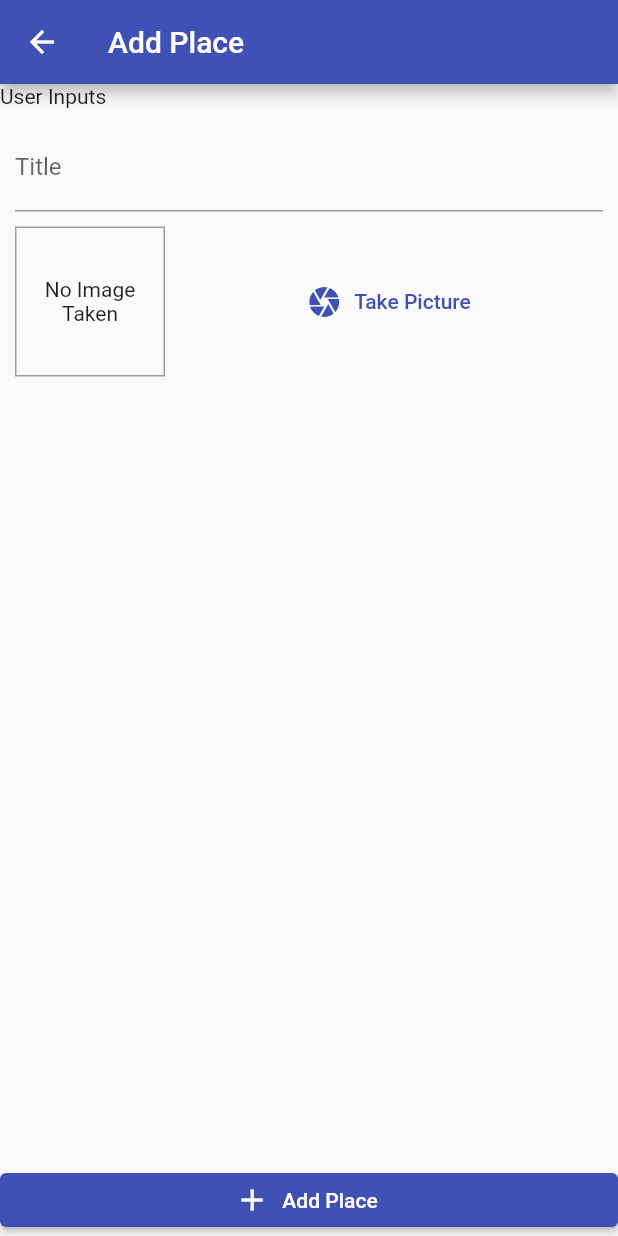
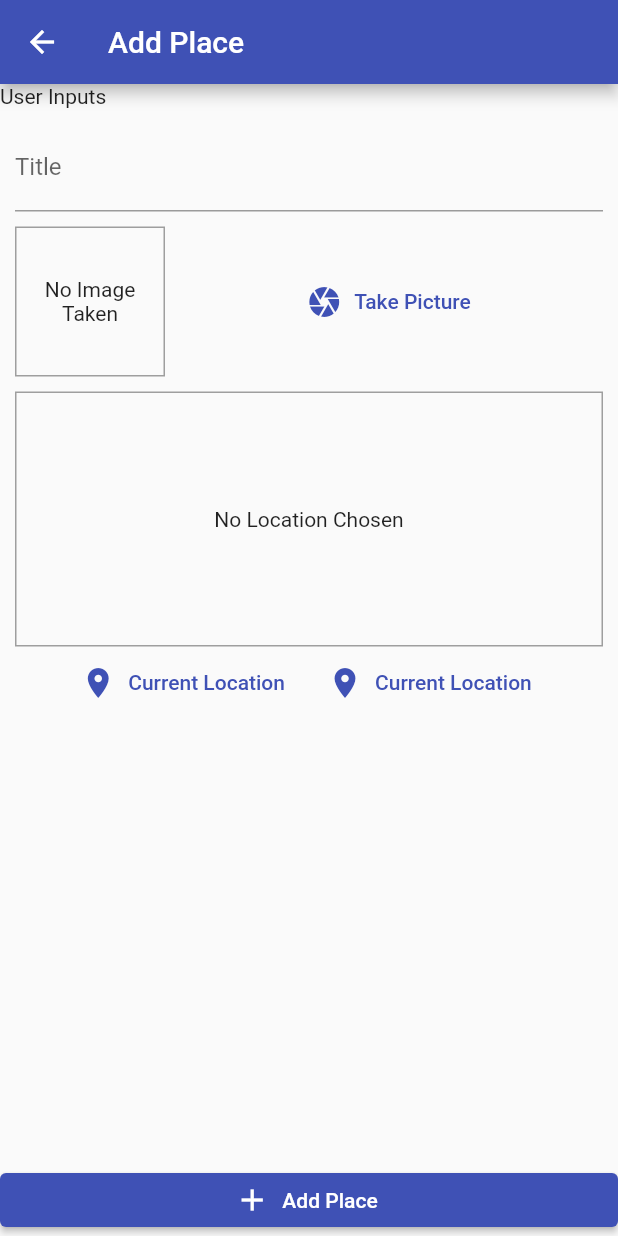
Before and after one commit to indrajithvgp/flutter_native_fetaures, a Flutter app: the screen it shows after launch, after a tap on the "add" icon, on a phone screen of 412 x 824 dp. Run offline on Flutter 3.47's test engine with Material 2 defaults, Android fonts, the phone set to English and light mode, and no system bars; our stand-ins replace image_picker, location, sqflite; missing offline and left inert: dart:html; accounts and stored records are empty.

Commit message:
native features

```diff
--- /dev/null
+++ b/lib/helpers/db_helper.dart
@@ -0,0 +1,28 @@
+import 'package:sqflite/sqflite.dart' as sql;
+import 'package:path/path.dart' as path;
+
+class DBHelper {
+  static Future<sql.Database> database() async {
+    final dbPath = await sql.getDatabasesPath();
+    final sqlDb = await sql.openDatabase(path.join(dbPath, 'places.db'),
+        onCreate: (db, int version) {
+      return db.execute(
+          'CREATE TABLE user_places (id TEXT PRIMARY KEY, title TEXT, image TEXT, loc_lat REAL, loc_lng REAL, address TEXT, description TEXT)');
+    }, version: 1);
+    return sqlDb;
+  }
+
+  static Future<void> insert(String table, Map<String, dynamic> data) async {
+    final db = await DBHelper.database();
+    await db.insert(
+      table,
+      data,
+      conflictAlgorithm: sql.ConflictAlgorithm.replace,
+    );
+  }
+
+  static Future<List<Map<String, dynamic>>> getData(String table)async{
+    final db = await DBHelper.database();
+    return db.query(table);
+  }
+}
--- a/lib/providers/great_places.dart
+++ b/lib/providers/great_places.dart
@@ -1,6 +1,7 @@
 import 'dart:html';
 
 import 'package:flutter/foundation.dart';
+import 'package:flutter_complete_guide/helpers/db_helper.dart';
 
 import '../models/place.dart';
 
@@ -21,5 +22,24 @@ class GreatPlaces with ChangeNotifier {
 
     _items.add(newPlace);
     notifyListeners();
+
+    DBHelper.insert('user_places', {
+      'id': newPlace.id,
+      'title': newPlace.title,
+      'image': newPlace.image.path,
+    });
+  }
+
+  Future<void> fetchAndSetPlaces() async {
+    final dataList = await DBHelper.getData('user_places');
+    _items = dataList.map((item) {
+      return Place(
+        id: item['id'],
+        title: item['title'],
+        image: File(item['image']),
+        location: null,
+      );
+    }).toList();
+    notifyListeners();
   }
 }
--- a/lib/screens/add_place_screen.dart
+++ b/lib/screens/add_place_screen.dart
@@ -3,6 +3,7 @@ import 'dart:io';
 import 'package:flutter/material.dart';
 import 'package:flutter_complete_guide/providers/great_places.dart';
 import 'package:flutter_complete_guide/widgets/image_input.dart';
+import 'package:flutter_complete_guide/widgets/place_input.dart';
 import 'package:provider/provider.dart';
 
 class AddPlaceScreen extends StatefulWidget {
@@ -50,7 +51,9 @@ class _AddPlaceScreenState extends State<AddPlaceScreen> {
                     decoration: InputDecoration(labelText: 'Title'),
                     controller: _textController),
                 SizedBox(height: 10.0),
-                ImageInput(onSelectImage)
+                ImageInput(onSelectImage),
+                 SizedBox(height: 10.0),
+                LocationInput(),
               ],
             ),
           ))),
--- a/lib/screens/places_list_screen.dart
+++ b/lib/screens/places_list_screen.dart
@@ -18,23 +18,28 @@ class PlacesListScreen extends StatelessWidget {
             ),
           ],
         ),
-        body: Consumer<GreatPlaces>(
+        body: FutureBuilder(
+            future: Provider.of<GreatPlaces>(context, listen: false)
+                .fetchAndSetPlaces(),
+            builder: (ctx, snapshot) =>
+                snapshot.connectionState == ConnectionState.waiting
+                    ? Center(child: CircularProgressIndicator())
+                    : Consumer<GreatPlaces>(
                         child: Center(
                           child: Text("Got No Places Yet. Please Add"),
                         ),
-            builder: (ctx, greatPlaces, ch) => ListView.builder(itemBuilder: (ctx, i) {
+                        builder: (ctx, greatPlaces, ch) => ListView.builder(
+                            itemBuilder: (ctx, i) {
                               return ListTile(
                                 leading: CircleAvatar(
-                      backgroundImage: FileImage(greatPlaces.items[i].image),
+                                  backgroundImage:
+                                      FileImage(greatPlaces.items[i].image),
                                 ),
                                 title: Text(greatPlaces.items[i].title),
                                 // subtitle: Text(greatPlaces.items[i].location.address),
                                 // onTap: () {},
                               );
-                }, itemCount: greatPlaces.items.length)));
-    ;
+                            },
+                            itemCount: greatPlaces.items.length))));
   }
 }
-
-// Center(
-//         child: CircularProgressIndicator(),
--- a/lib/widgets/image_input.dart
+++ b/lib/widgets/image_input.dart
@@ -18,6 +18,9 @@ class _ImageInputState extends State<ImageInput> {
     final ImagePicker picker = ImagePicker();
     final XFile imageFile =
         await picker.pickImage(source: ImageSource.camera, maxWidth: 600);
+        if(imageFile == null) {
+          return;
+        }
     setState(() {
       _storedFile = File(imageFile.path);
     });
--- /dev/null
+++ b/lib/widgets/place_input.dart
@@ -0,0 +1,73 @@
+import 'package:flutter/material.dart';
+import 'package:location/location.dart';
+
+class LocationInput extends StatefulWidget {
+  @override
+  _LocationInputState createState() => _LocationInputState();
+}
+
+class _LocationInputState extends State<LocationInput> {
+  String _previewImageUrl;
+
+  Future<void> _getCurrentUserLocation() async {
+    final loction = await Location().getLocation();
+  }
+
+  @override
+  Widget build(BuildContext context) {
+    return Column(
+      children: [
+        Container(
+          alignment: Alignment.center,
+          height: 170,
+          width: double.infinity,
+          decoration:
+              BoxDecoration(border: Border.all(width: 1, color: Colors.grey)),
+          child: _previewImageUrl == null
+              ? Text(
+                  'No Location Chosen',
+                  textAlign: TextAlign.center,
+                )
+              : Image.network(
+                  _previewImageUrl,
+                  fit: BoxFit.cover,
+                ),
+        ),
+        Row(
+          mainAxisAlignment: MainAxisAlignment.center,
+          children: [
+            FlatButton.icon(
+              onPressed: () async {
+                // final locData = await Location().getLocation();
+                // final staticMapImageUrl = LocationHelper.generateLocationPreviewImage(
+                //     latitude: locData.latitude,
+                //     longitude: locData.longitude);
+                // setState(() {
+                //   _previewImageUrl = staticMapImageUrl;
+                // });
+              },
+              icon: Icon(Icons.location_on),
+              textColor: Theme.of(context).primaryColor,
+              label: Text('Current Location'),
+            ),
+            FlatButton.icon(
+              onPressed: () async {
+                await _getCurrentUserLocation();
+                // final locData = await Location().getLocation();
+                // final staticMapImageUrl = LocationHelper.generateLocationPreviewImage(
+                //     latitude: locData.latitude,
+                //     longitude: locData.longitude);
+                // setState(() {
+                //   _previewImageUrl = staticMapImageUrl;
+                // });
+              },
+              icon: Icon(Icons.location_on),
+              textColor: Theme.of(context).primaryColor,
+              label: Text('Current Location'),
+            ),
+          ],
+        )
+      ],
+    );
+  }
+}
--- a/pubspec.yaml
+++ b/pubspec.yaml
@@ -32,6 +32,8 @@ dependencies:
   image_picker: ^0.8.4+4
   path_provider: ^2.0.7
   path: ^1.8.0
+  sqflite: ^2.0.0+4
+  location: ^4.3.0
 
 dev_dependencies:
   flutter_test:
```
Also changed, not shown: pubspec.lock, 1 other file. Lines whose indentation alone changed are shown as unchanged.
